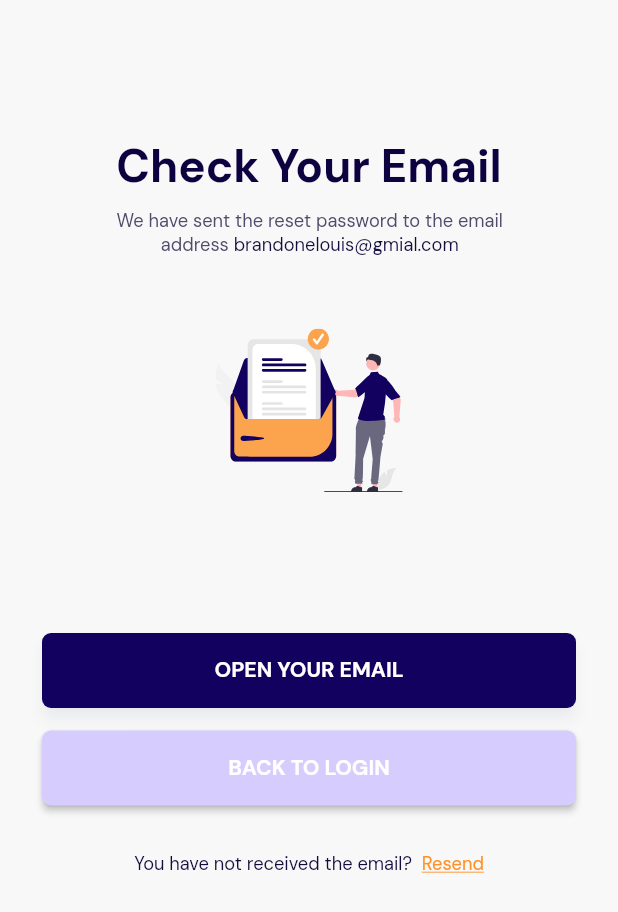
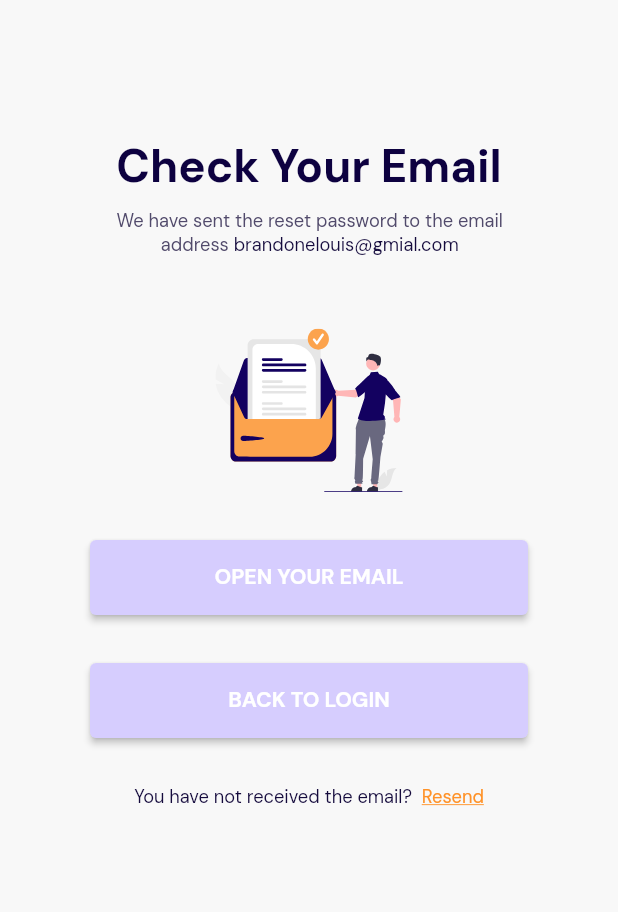
Before and after one commit to Sproute777/flutter_jbfinder, a Flutter app: the CheckYourEmailScreen screen opened by its route, on a phone screen of 412 x 824 dp. Shown: the top 912 px of the screen. Run offline on Flutter 3.47's test engine with Material 2 defaults, Android fonts, the phone set to English and light mode, and no system bars; our stand-ins replace cached_network_image, flutter_svg.

Commit message:
replace elevated_button

```diff
--- a/lib/login/view/check_your_email_screen.dart
+++ b/lib/login/view/check_your_email_screen.dart
@@ -1,6 +1,6 @@
 import 'package:flutter/material.dart';
 import 'package:jobfinder_figma_pro_v2/core/app_export.dart';
-import 'package:jobfinder_figma_pro_v2/widgets/custom_elevated_button.dart';
+import 'package:jobfinder_figma_pro_v2/login/widgets/login_button.dart';
 import 'package:jobfinder_ui/jobfinder_ui.dart';
 
 class CheckYourEmailScreen extends StatelessWidget {
@@ -64,31 +64,17 @@ class CheckYourEmailScreen extends StatelessWidget {
                   top: 48,
                 ),
               ),
-              CustomElevatedButton(
+
+LoginButton(
+                  loginButtonColors: LoginButtonColors.pink,
+
                 text: "Open Your Email".toUpperCase(),
-                margin: EdgeInsets.only(
-                  top: 94,
-                ),
-                buttonStyle: CustomButtonStyles.outlineIndigo2002d.copyWith(
-                    fixedSize: MaterialStateProperty.all<Size>(Size(
-                  double.maxFinite,
-                  50)),
-                ),
-                buttonTextStyle: theme.textTheme.titleSmall!,
-              ),
-              CustomElevatedButton(
+                  onPressed: () {}),
+              LoginButton(
+                  loginButtonColors: LoginButtonColors.pink,
                 text: "Back to Login".toUpperCase(),
-                margin: EdgeInsets.only(
-                  top: 15,
-                ),
-                buttonStyle: CustomButtonStyles.fillPrimary.copyWith(
-                    fixedSize: MaterialStateProperty.all<Size>(Size(
-                  double.maxFinite,
-                      50),
-                  ),
-                ),
-                buttonTextStyle: theme.textTheme.titleSmall!,
-              ),
+                  onPressed: () {}),
+
               Padding(
                 padding: EdgeInsets.only(
                   top: 31,
--- a/lib/login/view/forgot_password_screen.dart
+++ b/lib/login/view/forgot_password_screen.dart
@@ -1,7 +1,6 @@
 import 'package:flutter/material.dart';
 import 'package:jobfinder_figma_pro_v2/core/app_export.dart';
 import 'package:jobfinder_figma_pro_v2/login/widgets/login_button.dart';
-import 'package:jobfinder_figma_pro_v2/widgets/custom_elevated_button.dart';
 import 'package:jobfinder_figma_pro_v2/widgets/custom_text_form_field.dart';
 import 'package:jobfinder_ui/jobfinder_ui.dart';
 
@@ -262,21 +261,13 @@ class ForgotPasswordScreen extends StatelessWidget {
               ),
               LoginButton(
                   text: "Reset Password".toUpperCase(), onPressed: () {}),
-              CustomElevatedButton(
+
+              LoginButton(
+
                 text: "Back to Login".toUpperCase(),
-                margin: EdgeInsets.only(
-                  left: 9,
-                  top: 29,
-                  right: 9,
-                  bottom: 5,
-                ),
-                buttonStyle: CustomButtonStyles.fillPrimary.copyWith(
-                    fixedSize: MaterialStateProperty.all<Size>(Size(
-                  double.maxFinite,
-                  50,
-                ))),
-                buttonTextStyle: theme.textTheme.titleSmall!,
-              ),
+                  loginButtonColors: LoginButtonColors.pink,
+                  onPressed: () {}),
+
             ],
           ),
         ),
--- a/lib/login/view/login_screen.dart
+++ b/lib/login/view/login_screen.dart
@@ -1,7 +1,6 @@
 import 'package:flutter/material.dart';
 import 'package:jobfinder_figma_pro_v2/core/app_export.dart';
 import 'package:jobfinder_figma_pro_v2/widgets/custom_checkbox_button.dart';
-import 'package:jobfinder_figma_pro_v2/widgets/custom_elevated_button.dart';
 import 'package:jobfinder_figma_pro_v2/widgets/custom_text_form_field.dart';
 import 'package:jobfinder_ui/jobfinder_ui.dart';
 
--- a/lib/theme/custom_button_style.dart
+++ b/lib/theme/custom_button_style.dart
@@ -4,30 +4,30 @@ import 'package:flutter/material.dart';
 import 'package:jobfinder_ui/jobfinder_ui.dart';
 
 /// A class that offers pre-defined button styles for customizing button appearance.
-class CustomButtonStyles {
-  // Filled button style
-  static ButtonStyle get fillPrimary => ElevatedButton.styleFrom(
-        backgroundColor: theme.colorScheme.primary,
-        shape: RoundedRectangleBorder(
-          borderRadius: BorderRadius.circular(
-            6,
-          ),
-        ),
-      );
-  // Outline button style
-  static ButtonStyle get outlineIndigo2002d => ElevatedButton.styleFrom(
-        backgroundColor: PrimaryColors.indigo900,
-        shape: RoundedRectangleBorder(
-          borderRadius: BorderRadius.circular(
-            6,
-          ),
-        ),
-        shadowColor: PrimaryColors.indigo2002d,
-        elevation: 4,
-      );
-  // text button style
-  static ButtonStyle get none => ButtonStyle(
-        backgroundColor: MaterialStateProperty.all<Color>(Colors.transparent),
-        elevation: MaterialStateProperty.all<double>(0),
-      );
-}
+// class CustomButtonStyles {
+//   // Filled button style
+//   static ButtonStyle get fillPrimary => ElevatedButton.styleFrom(
+//         backgroundColor: theme.colorScheme.primary,
+//         shape: RoundedRectangleBorder(
+//           borderRadius: BorderRadius.circular(
+//             6,
+//           ),
+//         ),
+//       );
+//   // Outline button style
+//   static ButtonStyle get outlineIndigo2002d => ElevatedButton.styleFrom(
+//         backgroundColor: PrimaryColors.indigo900,
+//         shape: RoundedRectangleBorder(
+//           borderRadius: BorderRadius.circular(
+//             6,
+//           ),
+//         ),
+//         shadowColor: PrimaryColors.indigo2002d,
+//         elevation: 4,
+//       );
+//   // text button style
+//   static ButtonStyle get none => ButtonStyle(
+//         backgroundColor: MaterialStateProperty.all<Color>(Colors.transparent),
+//         elevation: MaterialStateProperty.all<double>(0),
+//       );
+// }
--- a/lib/widgets/custom_elevated_button.dart
+++ /dev/null
@@ -1,77 +0,0 @@
-import 'package:flutter/material.dart';
-import 'package:jobfinder_figma_pro_v2/core/app_export.dart';
-import 'package:jobfinder_figma_pro_v2/widgets/base_button.dart';
-
-class CustomElevatedButton extends BaseButton {
-  CustomElevatedButton({
-    Key? key,
-    this.decoration,
-    this.leftIcon,
-    this.rightIcon,
-    EdgeInsets? margin,
-    VoidCallback? onTap,
-    ButtonStyle? buttonStyle,
-    Alignment? alignment,
-    ButtonStyle? disabledButtonStyle,
-    TextStyle? buttonTextStyle,
-    bool? isDisabled,
-    double? height,
-    double? width,
-    required String text,
-  }) : super(
-          text: text,
-          onTap: onTap,
-          buttonStyle: buttonStyle,
-          isDisabled: isDisabled,
-          disabledButtonStyle: disabledButtonStyle,
-          buttonTextStyle: buttonTextStyle,
-          height: height,
-          width: width,
-          alignment: alignment,
-          margin: margin,
-        );
-
-  final BoxDecoration? decoration;
-
-  final Widget? leftIcon;
-
-  final Widget? rightIcon;
-
-  @override
-  Widget build(BuildContext context) {
-    return alignment != null
-        ? Align(
-            alignment: alignment ?? Alignment.center,
-            child: buildElevatedButtonWidget,
-          )
-        : buildElevatedButtonWidget;
-  }
-
-  ButtonStyle? get elevatedButtonStyle =>
-      (isDisabled ?? false) ? disabledButtonStyle : buttonStyle;
-  Widget get buildElevatedButtonWidget => Container(
-        height: this.height,
-        margin: margin,
-        width: this.width,
-        decoration: decoration,
-        child: ElevatedButton(
-          style: elevatedButtonStyle!.copyWith(
-            visualDensity: VisualDensity(horizontal: -4, vertical: -4),
-            padding: MaterialStateProperty.all(EdgeInsets.zero),
-          ),
-          onPressed: onTap ?? () {},
-          child: Row(
-            mainAxisAlignment: MainAxisAlignment.center,
-            crossAxisAlignment: CrossAxisAlignment.center,
-            children: [
-              leftIcon ?? const SizedBox.shrink(),
-              Text(
-                text,
-                style: buttonTextStyle,
-              ),
-              rightIcon ?? const SizedBox.shrink(),
-            ],
-          ),
-        ),
-      );
-}
```
Also changed, not shown: lib/login/widgets/login_scaffold.dart (deleted), lib/login/widgets/submit_button.dart (deleted), lib/login/widgets/widgets.dart (deleted).
